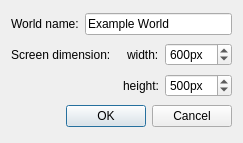
Above: trunk/maker/src/wizard.ui from develer-staff/rooms before the change. Below: the same form after it.
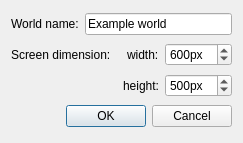
That is the form after the change.

Commit message: default text of worldName is 'Example world'

```diff
--- a/trunk/maker/src/wizard.ui
+++ b/trunk/maker/src/wizard.ui
@@ -29,7 +29,7 @@
      <item>
       <widget class="QLineEdit" name="worldName">
        <property name="text">
-        <string>Example World</string>
+        <string>Example world</string>
        </property>
       </widget>
      </item>
```
